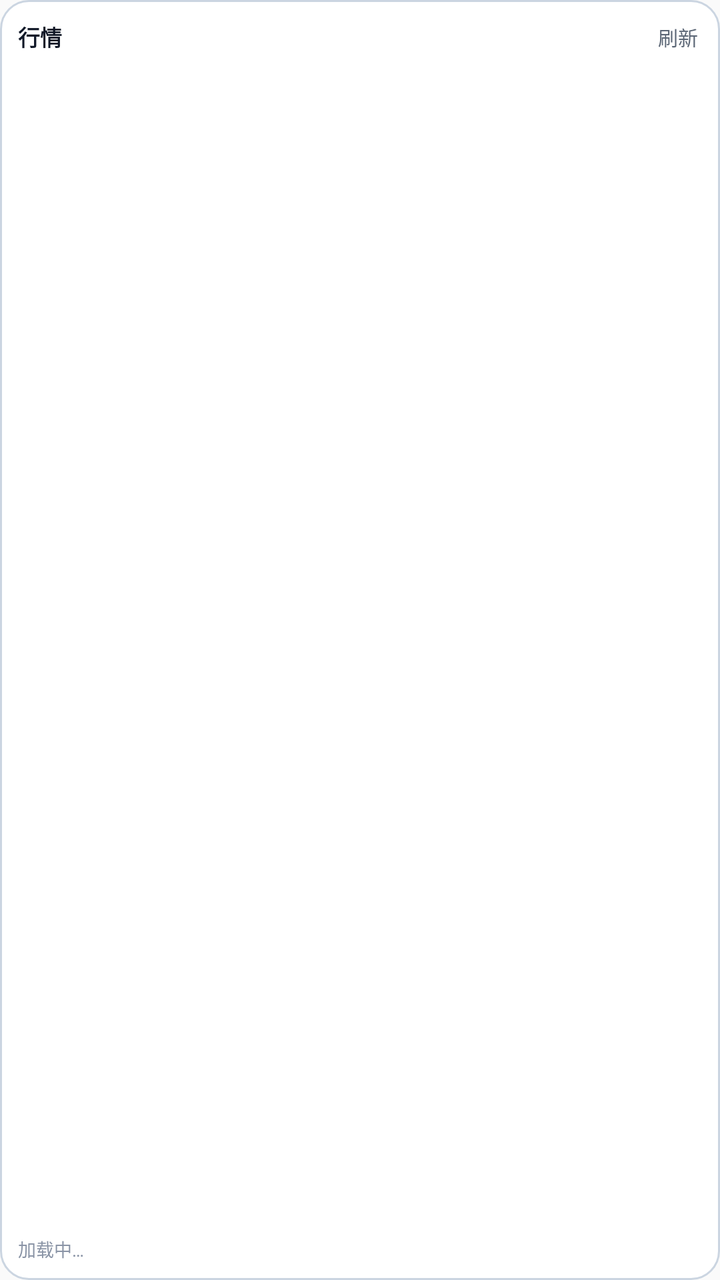
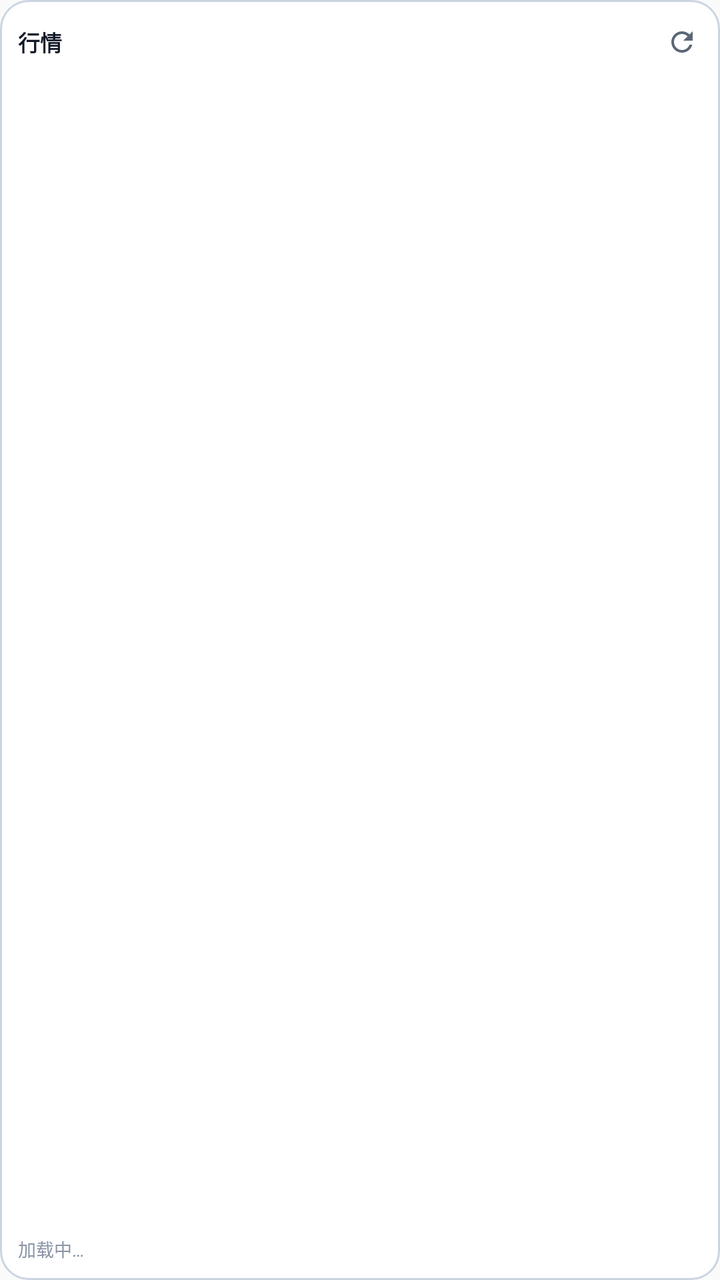

Two renders of the same Android screen: before a commit and after it. Below are the layout's source before the change and the commit's diff.
<!-- AndroidManifest.xml: application theme AppTheme -->
<!-- res/layout/widget_market_list.xml -->
<?xml version="1.0" encoding="utf-8"?>
<LinearLayout xmlns:android="http://schemas.android.com/apk/res/android"
    android:id="@+id/widget_root"
    android:layout_width="match_parent"
    android:layout_height="match_parent"
    android:background="@drawable/widget_market_bg"
    android:orientation="vertical"
    android:padding="9dp">

    <LinearLayout
        android:id="@+id/widget_header"
        android:layout_width="match_parent"
        android:layout_height="wrap_content"
        android:gravity="center_vertical"
        android:orientation="horizontal">

        <TextView
            android:id="@+id/widget_title"
            android:layout_width="0dp"
            android:layout_height="wrap_content"
            android:layout_weight="1"
            android:ellipsize="end"
            android:maxLines="1"
            android:text="@string/market_widget_title"
            android:textColor="@color/market_widget_text"
            android:textSize="11sp"
            android:textStyle="bold" />

        <TextView
            android:id="@+id/widget_refresh"
            android:layout_width="wrap_content"
            android:layout_height="wrap_content"
            android:paddingStart="6dp"
            android:paddingEnd="2dp"
            android:paddingTop="2dp"
            android:paddingBottom="2dp"
            android:text="@string/market_widget_refresh"
            android:textColor="@color/market_widget_text_dim"
            android:textSize="10sp" />
    </LinearLayout>

    
    <ListView
        android:id="@+id/widget_list"
        android:layout_width="match_parent"
        android:layout_height="0dp"
        android:layout_marginTop="2dp"
        android:layout_weight="1"
        android:divider="@null"
        android:dividerHeight="0dp"
        android:fadingEdge="none"
        android:listSelector="@android:color/transparent"
        android:scrollbars="none" />

    
    <TextView
        android:id="@+id/widget_empty"
        android:layout_width="match_parent"
        android:layout_height="wrap_content"
        android:ellipsize="end"
        android:gravity="center"
        android:maxLines="1"
        android:text="@string/market_widget_loading"
        android:textColor="@color/market_widget_text_hint"
        android:textSize="10sp"
        android:visibility="gone" />

    <TextView
        android:id="@+id/widget_meta"
        android:layout_width="match_parent"
        android:layout_height="wrap_content"
        android:ellipsize="end"
        android:maxLines="1"
        android:text="@string/market_widget_loading"
        android:textColor="@color/market_widget_text_hint"
        android:textSize="9sp" />

</LinearLayout>
<!-- resources referenced by this layout -->
<resources>
  <color name="market_widget_text">#FF111827</color>
  <color name="market_widget_text_dim">#FF5B6675</color>
  <color name="market_widget_text_hint">#FF8A94A6</color>
  <!-- drawable widget_market_bg (drawable) -->
  <?xml version="1.0" encoding="utf-8"?>
  <shape xmlns:android="http://schemas.android.com/apk/res/android"
      android:shape="rectangle">
      <solid android:color="@color/market_widget_bg" />
      <stroke
          android:width="1dp"
          android:color="@color/market_widget_stroke" />
      <corners android:radius="14dp" />
  </shape>
  <string name="market_widget_loading">加载中…</string>
  <string name="market_widget_refresh">刷新</string>
  <string name="market_widget_title">行情</string>
  <style name="AppTheme" parent="Theme.AppCompat.Light.DarkActionBar">
          
          <item name="colorPrimary">@color/colorPrimary</item>
          <item name="colorPrimaryDark">@color/colorPrimaryDark</item>
          <item name="colorAccent">@color/colorAccent</item>
      </style>
  <color name="market_widget_bg">#FFFFFFFF</color>
  <color name="market_widget_stroke">#FFCBD5E1</color>
  <color name="colorPrimary">#008577</color>
  <color name="colorPrimaryDark">#00574B</color>
  <color name="colorAccent">#D81B60</color>
</resources>

<!-- the commit's change to res/layout/widget_market_list.xml (unified diff, before → after) -->
@@ -3,7 +3,7 @@
     android:id="@+id/widget_root"
     android:layout_width="match_parent"
     android:layout_height="match_parent"
-    android:background="@drawable/widget_market_bg"
+    android:background="@drawable/bg_widget_market"
     android:orientation="vertical"
     android:padding="9dp">
 
@@ -26,17 +26,28 @@
             android:textSize="11sp"
             android:textStyle="bold" />
 
-        <TextView
+        
+        <ImageView
             android:id="@+id/widget_refresh"
-            android:layout_width="wrap_content"
-            android:layout_height="wrap_content"
+            android:layout_width="24dp"
+            android:layout_height="24dp"
             android:paddingStart="6dp"
             android:paddingEnd="2dp"
             android:paddingTop="2dp"
             android:paddingBottom="2dp"
-            android:text="@string/market_widget_refresh"
-            android:textColor="@color/market_widget_text_dim"
-            android:textSize="10sp" />
+            android:contentDescription="@string/market_widget_refresh"
+            android:src="@drawable/ic_refresh"
+            android:tint="@color/market_widget_text_dim" />
+
+        
+        <ProgressBar
+            android:id="@+id/widget_refresh_spin"
+            android:layout_width="20dp"
+            android:layout_height="20dp"
+            android:layout_marginStart="2dp"
+            android:layout_marginEnd="2dp"
+            android:indeterminateTint="@color/market_widget_text_dim"
+            android:visibility="gone" />
     </LinearLayout>
 
     
<!-- resource entries referenced after the edit -->
@@ -3,7 +3,7 @@
   <color name="market_widget_text">#FF111827</color>
   <color name="market_widget_text_dim">#FF5B6675</color>
   <color name="market_widget_text_hint">#FF8A94A6</color>
-  <!-- drawable widget_market_bg (drawable) -->
+  <!-- drawable bg_widget_market (drawable) -->
   <?xml version="1.0" encoding="utf-8"?>
   <shape xmlns:android="http://schemas.android.com/apk/res/android"
       android:shape="rectangle">
@@ -13,6 +13,19 @@
           android:color="@color/market_widget_stroke" />
       <corners android:radius="14dp" />
   </shape>
+  <!-- drawable ic_refresh (drawable) -->
+  <?xml version="1.0" encoding="utf-8"?>
+  <vector xmlns:android="http://schemas.android.com/apk/res/android"
+      android:width="24dp"
+      android:height="24dp"
+      android:viewportWidth="24.0"
+      android:viewportHeight="24.0"
+      android:tint="@android:color/white">
+  
+      <path
+          android:fillColor="@android:color/white"
+          android:pathData="M17.65,6.35C16.2,4.9 14.21,4 12,4c-4.42,0 -7.99,3.58 -7.99,8s3.57,8 7.99,8c3.73,0 6.84,-2.55 7.73,-6h-2.08c-0.82,2.33 -3.04,4 -5.65,4 -3.31,0 -6,-2.69 -6,-6s2.69,-6 6,-6c1.66,0 3.14,0.69 4.22,1.78L13,11h7V4l-2.35,2.35z" />
+  </vector>
   <string name="market_widget_loading">加载中…</string>
   <string name="market_widget_refresh">刷新</string>
   <string name="market_widget_title">行情</string>
